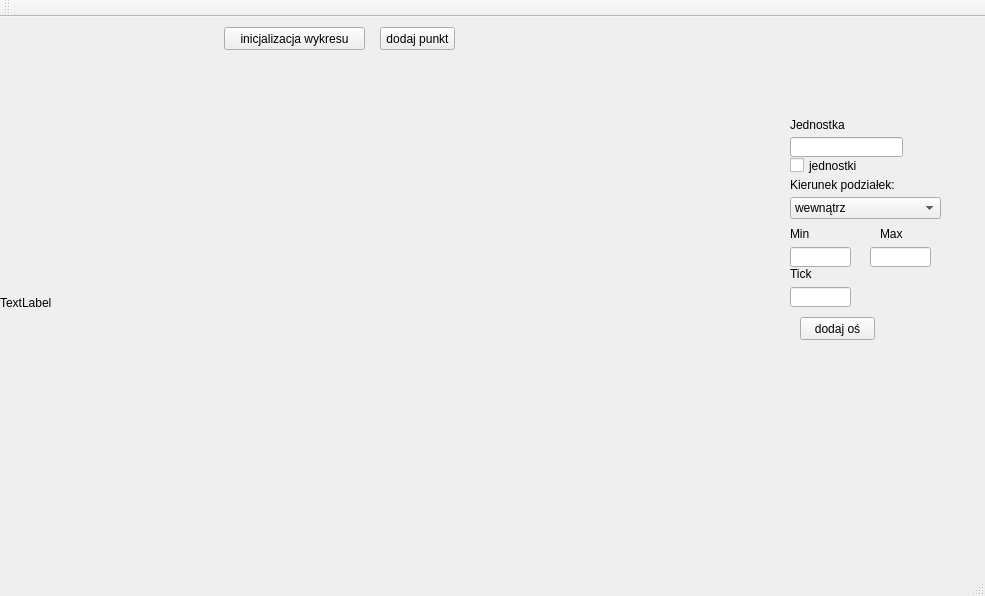
Above: mainwindow.ui from piotrek1234/miniscada before the change. Below: the same form after it.
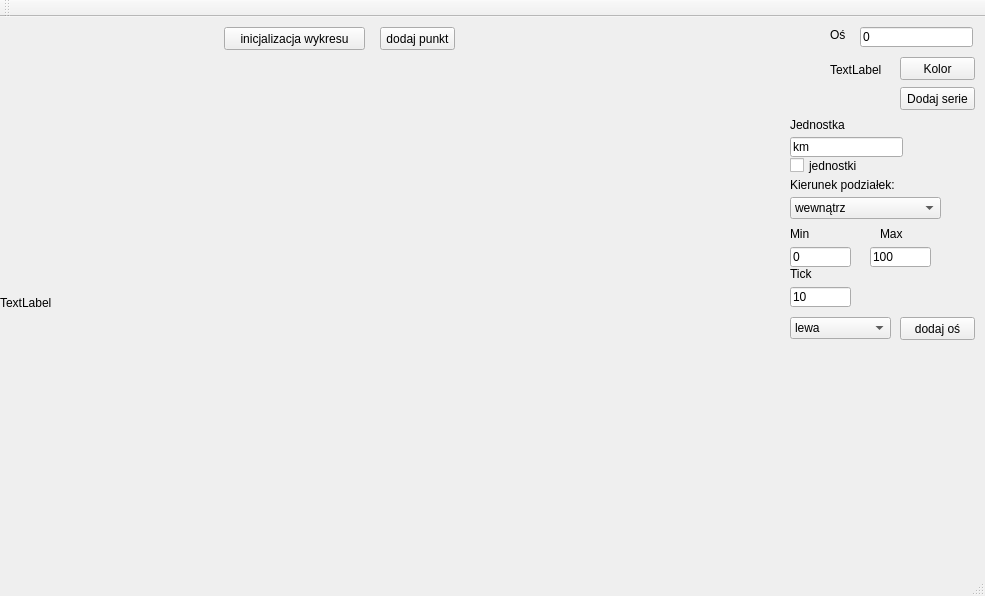
That is the form after the change.

The edit to the form file:
```diff
--- a/mainwindow.ui
+++ b/mainwindow.ui
@@ -62,6 +62,9 @@
       <height>20</height>
      </rect>
     </property>
+    <property name="text">
+     <string>km</string>
+    </property>
    </widget>
    <widget class="QCheckBox" name="cJednostka">
     <property name="geometry">
@@ -162,6 +165,9 @@
       <height>20</height>
      </rect>
     </property>
+    <property name="text">
+     <string>0</string>
+    </property>
    </widget>
    <widget class="QLineEdit" name="eMax">
     <property name="geometry">
@@ -172,6 +178,9 @@
       <height>20</height>
      </rect>
     </property>
+    <property name="text">
+     <string>100</string>
+    </property>
    </widget>
    <widget class="QLineEdit" name="eTick">
     <property name="geometry">
@@ -182,6 +191,9 @@
       <height>20</height>
      </rect>
     </property>
+    <property name="text">
+     <string>10</string>
+    </property>
    </widget>
    <widget class="QLabel" name="label_6">
     <property name="geometry">
@@ -199,7 +211,7 @@
    <widget class="QPushButton" name="pushButton_3">
     <property name="geometry">
      <rect>
-      <x>800</x>
+      <x>900</x>
       <y>300</y>
       <width>75</width>
       <height>23</height>
@@ -209,6 +221,91 @@
      <string>dodaj oś</string>
     </property>
    </widget>
+   <widget class="QComboBox" name="cStrona">
+    <property name="geometry">
+     <rect>
+      <x>790</x>
+      <y>300</y>
+      <width>101</width>
+      <height>22</height>
+     </rect>
+    </property>
+    <item>
+     <property name="text">
+      <string>lewa</string>
+     </property>
+    </item>
+    <item>
+     <property name="text">
+      <string>prawa</string>
+     </property>
+    </item>
+   </widget>
+   <widget class="QPushButton" name="pushButton_4">
+    <property name="geometry">
+     <rect>
+      <x>900</x>
+      <y>70</y>
+      <width>75</width>
+      <height>23</height>
+     </rect>
+    </property>
+    <property name="text">
+     <string>Dodaj serie</string>
+    </property>
+   </widget>
+   <widget class="QLineEdit" name="eOs">
+    <property name="geometry">
+     <rect>
+      <x>860</x>
+      <y>10</y>
+      <width>113</width>
+      <height>20</height>
+     </rect>
+    </property>
+    <property name="text">
+     <string>0</string>
+    </property>
+   </widget>
+   <widget class="QLabel" name="label_7">
+    <property name="geometry">
+     <rect>
+      <x>830</x>
+      <y>10</y>
+      <width>21</width>
+      <height>16</height>
+     </rect>
+    </property>
+    <property name="text">
+     <string>Oś</string>
+    </property>
+   </widget>
+   <widget class="QPushButton" name="pushButton_5">
+    <property name="geometry">
+     <rect>
+      <x>900</x>
+      <y>40</y>
+      <width>75</width>
+      <height>23</height>
+     </rect>
+    </property>
+    <property name="text">
+     <string>Kolor</string>
+    </property>
+   </widget>
+   <widget class="QLabel" name="lKolor">
+    <property name="geometry">
+     <rect>
+      <x>830</x>
+      <y>42</y>
+      <width>51</width>
+      <height>21</height>
+     </rect>
+    </property>
+    <property name="text">
+     <string>TextLabel</string>
+    </property>
+   </widget>
   </widget>
   <widget class="QMenuBar" name="menuBar">
    <property name="geometry">
```
